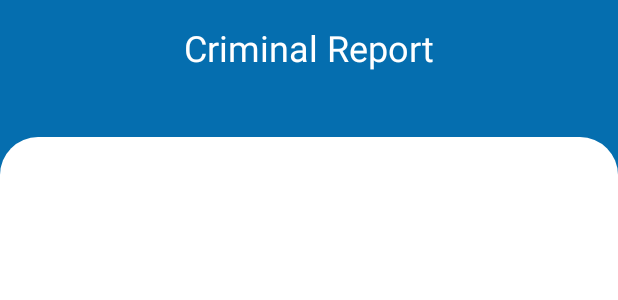
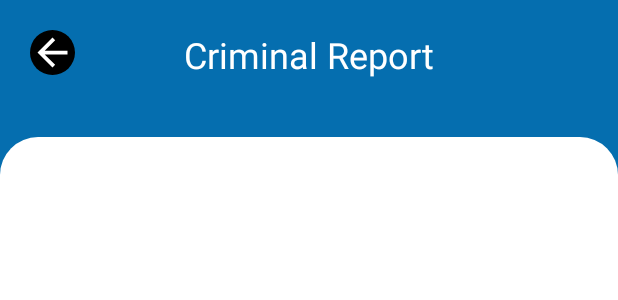
Before and after one commit to Auxiliars/RK55_AUXILIARS, an Android app: the layout activity_criminal_detailed_view.xml on its own in the app's theme, with its tools: preview values and no code run, on a phone screen of 412 x 824 dp. Shown: the top 300 px of the screen. Run offline under Robolectric (Android 15) with nearby library versions, the phone set to English and light mode, and no system bars; Roboto replaces fonts that are not available here.

Commit message:
back Activity Intent

```diff
--- a/PoliceOnDuty-PoliceApp/app/src/main/AndroidManifest.xml
+++ b/PoliceOnDuty-PoliceApp/app/src/main/AndroidManifest.xml
@@ -36,7 +36,7 @@
         <activity android:name=".signup.VerifyOTP" />
         <activity android:name=".signup.Signup" />
         <activity android:name=".login.Login" />
-        <activity android:name=".dashboard.main.Dashboard"></activity>
+        <activity android:name=".dashboard.main.Dashboard" android:theme="@style/AppTheme.NoActionBar"></activity>
         <activity android:name=".Main_activity">
             <intent-filter>
                 <action android:name="android.intent.action.MAIN" />
--- a/PoliceOnDuty-PoliceApp/app/src/main/res/layout/activity_criminal_detailed_view.xml
+++ b/PoliceOnDuty-PoliceApp/app/src/main/res/layout/activity_criminal_detailed_view.xml
@@ -15,17 +15,31 @@
         android:layout_height="0dp"
         android:layout_weight="1">
 
+        <ImageView
+            android:id="@+id/general_back_activity"
+            android:layout_width="wrap_content"
+            android:layout_height="wrap_content"
+            android:layout_alignParentLeft="true"
+            android:layout_alignParentTop="true"
+            android:layout_centerVertical="true"
+            android:layout_marginLeft="20dp"
+            android:layout_marginTop="20dp"
+            android:layout_marginBottom="20dp"
+            android:background="@drawable/rounded_button"
+            android:src="@drawable/general_back_arrow_icon" />
+
         <androidx.appcompat.widget.Toolbar
             android:id="@+id/toolbar"
             android:layout_width="match_parent"
-            android:theme="@style/Toolbar"
-            android:layout_height="?attr/actionBarSize">
+            android:layout_height="?attr/actionBarSize"
+            android:theme="@style/Toolbar">
 
             <TextView
                 android:layout_width="wrap_content"
                 android:layout_height="wrap_content"
                 android:layout_gravity="center"
-                android:layout_marginTop="15dp"
+                android:layout_marginTop="20dp"
+                android:layout_marginRight="50dp"
                 android:fontFamily="@font/baloo"
                 android:text="Criminal Report"
                 android:textColor="@color/basic_white"
--- a/PoliceOnDuty-PoliceApp/app/src/main/res/layout/activity_toolbar_notification.xml
+++ b/PoliceOnDuty-PoliceApp/app/src/main/res/layout/activity_toolbar_notification.xml
@@ -47,7 +47,7 @@
     </LinearLayout>
     <!-- END Toolbar Header -->
 
-    <!-- START Statistics Content -->
+    <!-- START Content -->
     <LinearLayout
         android:layout_width="match_parent"
         android:layout_height="665dp"
@@ -56,7 +56,9 @@
         android:orientation="vertical"
         android:padding="20dp">
 
+
+
     </LinearLayout>
-    <!-- End Statistics Content -->
+    <!-- End Content -->
 
 </LinearLayout>
--- a/PoliceOnDuty-PoliceApp/app/src/main/res/values/styles.xml
+++ b/PoliceOnDuty-PoliceApp/app/src/main/res/values/styles.xml
@@ -14,4 +14,9 @@
         <item name="android:editTextColor">@color/basic_white</item>
     </style>
 
+    <style name="AppTheme.NoActionBar">
+        <item name = "windowActionBar">false</item>
+        <item name = "windowNoTitle">true</item>
+    </style>
+
 </resources>
```
Also changed, not shown: PoliceOnDuty-PoliceApp/app/src/main/java/com/example/personaldev/policeonduty/dashboard/add_criminal_report/Add_Criminal_Report.java (+13 -0 lines), PoliceOnDuty-PoliceApp/app/src/main/java/com/example/personaldev/policeonduty/dashboard/add_criminal_report/acr_fragment/acr_add_files.java (+9 -0 lines), PoliceOnDuty-PoliceApp/app/src/main/java/com/example/personaldev/policeonduty/dashboard/add_criminal_report/acr_fragment/acr_crime_subject.java (+14 -0 lines), PoliceOnDuty-PoliceApp/app/src/main/java/com/example/personaldev/policeonduty/dashboard/add_criminal_report/acr_fragment/acr_criminal_location_details.java (+12 -0 lines), PoliceOnDuty-PoliceApp/app/src/main/java/com/example/personaldev/policeonduty/dashboard/heat_map/Heat_Map.java (+15 -0 lines), PoliceOnDuty-PoliceApp/app/src/main/java/com/example/personaldev/policeonduty/dashboard/main/Dashboard.java (+8 -6 lines), PoliceOnDuty-PoliceApp/app/src/main/java/com/example/personaldev/policeonduty/dashboard/nav_drawer/SOS_Emergency.java (+15 -0 lines), PoliceOnDuty-PoliceApp/app/src/main/java/com/example/personaldev/policeonduty/dashboard/nav_drawer/Statistics_activity.java (+14 -0 lines), PoliceOnDuty-PoliceApp/app/src/main/java/com/example/personaldev/policeonduty/dashboard/nav_drawer/police_profile.java (+15 -0 lines), PoliceOnDuty-PoliceApp/app/src/main/java/com/example/personaldev/policeonduty/dashboard/sos_report/SOS_Report.java (+14 -0 lines), PoliceOnDuty-PoliceApp/app/src/main/java/com/example/personaldev/policeonduty/dashboard/toolbar/Toolbar_notification.java (+14 -0 lines), PoliceOnDuty-PoliceApp/app/src/main/java/com/example/personaldev/policeonduty/dashboard/view_criminal_report/Criminal_detailed_view.java (+13 -1 lines), PoliceOnDuty-PoliceApp/app/src/main/java/com/example/personaldev/policeonduty/dashboard/view_criminal_report/criminal_profile/Inspect_Criminal.java (+13 -0 lines), PoliceOnDuty-PoliceApp/app/src/main/java/com/example/personaldev/policeonduty/dashboard/view_criminal_report/criminal_profile/selectedCriminalActivty.java (+13 -0 lines).
